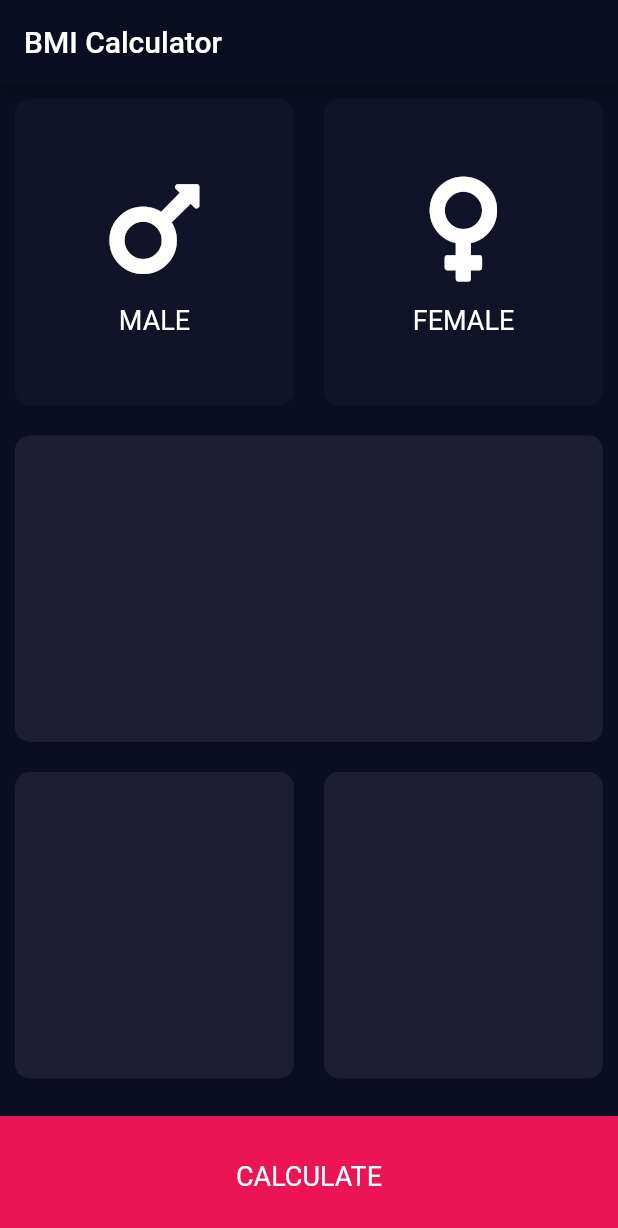
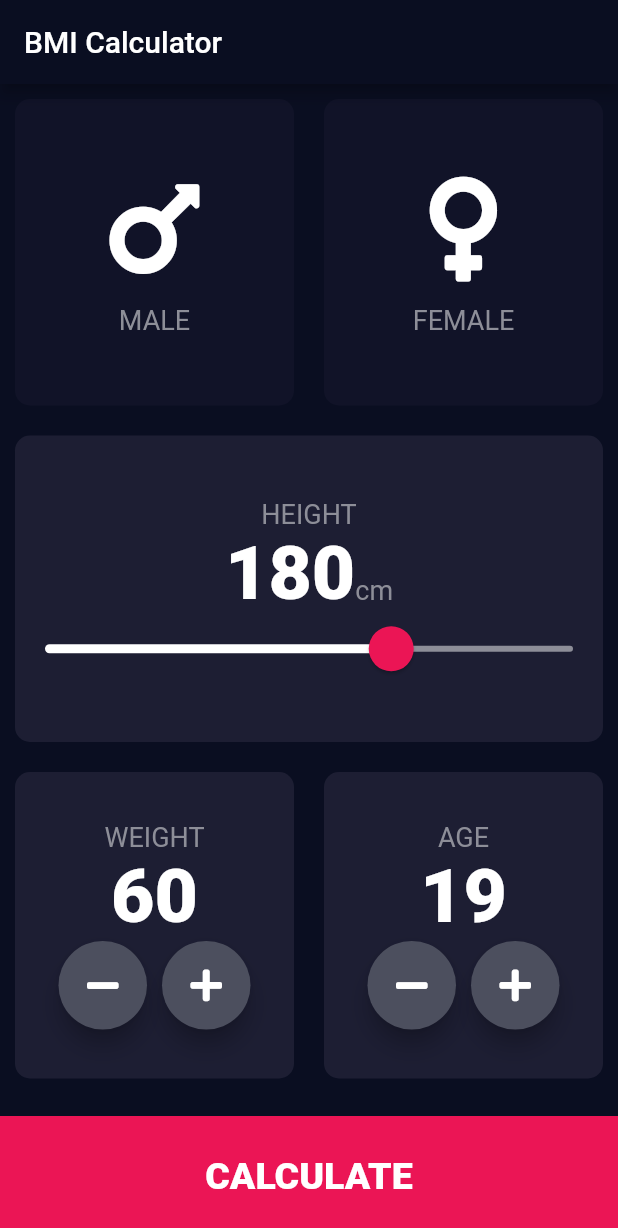
Before and after one commit to neha1903/BMICalculator-, a Flutter app: the screen it shows after launch, on a phone screen of 412 x 824 dp. Shown: the top 1228 px of the screen. Run offline on Flutter 3.47's test engine with Material 2 defaults, Android fonts, the phone set to English and light mode, and no system bars; our stand-ins replace font_awesome_flutter.

```diff
--- /dev/null
+++ b/lib/constants.dart
@@ -0,0 +1,27 @@
+import 'package:flutter/material.dart';
+
+const kButtonContainerHeight = 80.0;
+const kActiveCardColor = Color(0xFF1D1E33);
+const kInActiveCardColor = Color(0xFF111328);
+const kButtonContainerColor = Color(0xFFEB1555);
+const kUpperContainerMargin = 15.0;
+const kIconSize = 80.0;
+const kSizeBoxHeight = 10.0;
+const kAllFontSize = 18.0;
+const kMinHeight = 100.0;
+const kMaxHeight = 222.0;
+
+const kLabelTextStyle = TextStyle(
+  fontSize: kAllFontSize,
+  color: Color(0xFF8D8E98),
+);
+
+const kNumberTextStyle = TextStyle(
+  fontSize: 50.0,
+  fontWeight: FontWeight.w900,
+);
+
+const kButtonTextStyle = TextStyle(
+  fontSize: 25.0,
+  fontWeight: FontWeight.w900,
+);
--- a/lib/icon_content.dart
+++ b/lib/icon_content.dart
@@ -1,8 +1,6 @@
 import 'package:flutter/material.dart';
 
-const iconSize = 80.0;
-const sizeBoxHeight = 10.0;
-const allFontSize = 18.0;
+import 'constants.dart';
 
 class IconContent extends StatelessWidget {
   final String label;
@@ -17,15 +15,15 @@ class IconContent extends StatelessWidget {
       children: [
         Icon(
           iconData,
-          size: iconSize,
+          size: kIconSize,
         ),
         SizedBox(
-          height: sizeBoxHeight,
+          height: kSizeBoxHeight,
         ),
         Text(
           label,
-          style: TextStyle(fontSize: allFontSize),
-        )
+          style: kLabelTextStyle,
+        ),
       ],
     );
   }
--- a/lib/input_page.dart
+++ b/lib/input_page.dart
@@ -1,24 +1,28 @@
 import 'package:flutter/material.dart';
 import 'package:font_awesome_flutter/font_awesome_flutter.dart';
 
+import 'constants.dart';
 import 'icon_content.dart';
 import 'reusable_card.dart';
-
-const buttonContainerHeight = 80.0;
-const activeCardColor = Color(0xFF1D1E33);
-const inActiveCardColor = Color(0xFF111328);
-const buttonContainerColor = Color(0xFFEB1555);
-const upperContainerMargin = 15.0;
-const allFontSize = 18.0;
+import 'round_icon_button.dart';
 
 enum ContainerType {
   Gender,
   NoName,
+  Height,
+  weight,
+  age,
 }
 
 enum Gender {
   male,
   female,
+  unKnown,
+}
+
+enum ButtonType {
+  plus,
+  minus,
 }
 
 class InputPage extends StatefulWidget {
@@ -28,28 +32,10 @@ class InputPage extends StatefulWidget {
 }
 
 class _InputPageState extends State<InputPage> {
-  Color femaleCardColor = inActiveCardColor;
-  Color maleCardColor = inActiveCardColor;
-
-  void updateButtonSelection(Gender gender) {
-    setState(() {
-      if (gender == Gender.male) {
-        if (maleCardColor == activeCardColor) {
-          maleCardColor = inActiveCardColor;
-        } else {
-          maleCardColor = activeCardColor;
-          femaleCardColor = inActiveCardColor;
-        }
-      } else {
-        if (femaleCardColor == activeCardColor) {
-          femaleCardColor = inActiveCardColor;
-        } else {
-          femaleCardColor = activeCardColor;
-          maleCardColor = inActiveCardColor;
-        }
-      }
-    });
-  }
+  late Gender selectedGender = Gender.unKnown;
+  int height = 180;
+  int weight = 60;
+  int age = 19;
 
   @override
   Widget build(BuildContext context) {
@@ -69,20 +55,18 @@ class _InputPageState extends State<InputPage> {
   List<Widget> addColumn() {
     List<Widget> list = [];
     list.add(addRows(2, ContainerType.Gender));
-    list.add(addRows(1, ContainerType.NoName));
+    list.add(addRows(1, ContainerType.Height));
     list.add(addRows(2, ContainerType.NoName));
     list.add(
       Container(
-        height: buttonContainerHeight,
+        height: kButtonContainerHeight,
         width: double.infinity,
-        margin: EdgeInsets.only(top: upperContainerMargin),
-        color: buttonContainerColor,
+        margin: EdgeInsets.only(top: kUpperContainerMargin),
+        color: kButtonContainerColor,
         child: Center(
           child: Text(
             "CALCULATE",
-            style: TextStyle(
-              fontSize: allFontSize,
-            ),
+            style: kButtonTextStyle,
           ),
         ),
       ),
@@ -93,11 +77,43 @@ class _InputPageState extends State<InputPage> {
   Expanded addRows(int num, ContainerType containerType) {
     List<Widget> list = [];
     if (containerType == ContainerType.Gender) {
-      list.add(addContainer(maleCardColor, Gender.male));
-      list.add(addContainer(femaleCardColor, Gender.female));
+      list.add(
+        addContainer(
+          selectedGender == Gender.male ? kActiveCardColor : kInActiveCardColor,
+          Gender.male,
+        ),
+      );
+      list.add(
+        addContainer(
+          selectedGender == Gender.female
+              ? kActiveCardColor
+              : kInActiveCardColor,
+          Gender.female,
+        ),
+      );
+    } else if (containerType == ContainerType.Height) {
+      list.add(
+        addContainer(
+          kActiveCardColor,
+          ContainerType.Height,
+        ),
+      );
+    } else if (containerType == ContainerType.NoName) {
+      list.add(
+        addContainer(
+          kActiveCardColor,
+          ContainerType.weight,
+        ),
+      );
+      list.add(
+        addContainer(
+          kActiveCardColor,
+          ContainerType.age,
+        ),
+      );
     } else {
       for (int i = 0; i < num; i++) {
-        list.add(addContainer(activeCardColor, ContainerType.NoName));
+        list.add(addContainer(kActiveCardColor, ContainerType.NoName));
       }
     }
     return Expanded(
@@ -119,24 +135,150 @@ class _InputPageState extends State<InputPage> {
         label: "FEMALE",
         iconData: FontAwesomeIcons.venus,
       );
+    } else if (type == ContainerType.Height) {
+      iconContent = heightContainer();
+    } else if (type == ContainerType.weight) {
+      iconContent = addCustomWidgets("WEIGHT", weight, ContainerType.weight);
+    } else if (type == ContainerType.age) {
+      iconContent = addCustomWidgets("AGE", age, ContainerType.age);
     } else {
       iconContent = Container();
     }
 
     return Expanded(
-      child: GestureDetector(
-        onTap: () {
-          if (type == Gender.male) {
-            updateButtonSelection(type);
-          } else if (type == Gender.female) {
-            updateButtonSelection(type);
-          }
+      child: ReusableCard(
+        cardColor: color,
+        cardChild: iconContent,
+        onPress: () {
+          setFunctionality(type);
         },
-        child: ReusableCard(
-          cardColor: color,
-          cardChild: iconContent,
-        ),
       ),
     );
   }
+
+  void addAndMinusTheValue(ContainerType containerType, ButtonType buttonType) {
+    setState(() {
+      if (containerType == ContainerType.weight) {
+        if (buttonType == ButtonType.plus) {
+          weight++;
+        } else if (buttonType == ButtonType.minus) {
+          if (weight > 0) {
+            weight--;
+          }
+        }
+      } else if (containerType == ContainerType.age) {
+        if (buttonType == ButtonType.plus) {
+          age++;
+        } else if (buttonType == ButtonType.minus) {
+          if (age > 0) {
+            age--;
+          }
+        }
+      }
+    });
+  }
+
+  Container addCustomWidgets(
+      String label, int customVar, ContainerType containerType) {
+    return Container(
+      child: Column(
+        crossAxisAlignment: CrossAxisAlignment.center,
+        mainAxisAlignment: MainAxisAlignment.center,
+        children: [
+          Text(
+            label,
+            style: kLabelTextStyle,
+          ),
+          Text(
+            customVar.toString(),
+            style: kNumberTextStyle,
+          ),
+          Row(
+            mainAxisAlignment: MainAxisAlignment.center,
+            children: [
+              RoundIconButton(
+                icon: FontAwesomeIcons.minus,
+                onPress: () {
+                  addAndMinusTheValue(containerType, ButtonType.minus);
+                },
+              ),
+              SizedBox(
+                width: kSizeBoxHeight,
+              ),
+              RoundIconButton(
+                icon: FontAwesomeIcons.plus,
+                onPress: () {
+                  addAndMinusTheValue(containerType, ButtonType.plus);
+                },
+              ),
+            ],
+          )
+        ],
+      ),
+    );
+  }
+
+  Container heightContainer() {
+    return Container(
+      child: Column(
+        crossAxisAlignment: CrossAxisAlignment.center,
+        mainAxisAlignment: MainAxisAlignment.center,
+        children: [
+          Text(
+            "HEIGHT",
+            style: kLabelTextStyle,
+          ),
+          Row(
+            mainAxisAlignment: MainAxisAlignment.center,
+            crossAxisAlignment: CrossAxisAlignment.baseline,
+            textBaseline: TextBaseline.alphabetic,
+            children: [
+              Text(
+                height.toString(),
+                style: kNumberTextStyle,
+              ),
+              Text(
+                "cm",
+                style: kLabelTextStyle,
+              ),
+            ],
+          ),
+          SliderTheme(
+            data: SliderTheme.of(context).copyWith(
+              thumbColor: kButtonContainerColor,
+              activeTrackColor: Colors.white,
+              inactiveTrackColor: Color(0xFF8D8E98),
+              overlayColor: Color(0x29Eb1555),
+              thumbShape: RoundSliderThumbShape(
+                enabledThumbRadius: 15.0,
+              ),
+              overlayShape: RoundSliderOverlayShape(
+                overlayRadius: 20.0,
+              ),
+            ),
+            child: Slider(
+              value: height.toDouble(),
+              min: kMinHeight,
+              max: kMaxHeight,
+              onChanged: (double newValue) {
+                setState(() {
+                  height = newValue.toInt();
+                });
+              },
+            ),
+          ),
+        ],
+      ),
+    );
+  }
+
+  void setFunctionality(var type) {
+    setState(() {
+      if (type == Gender.male) {
+        selectedGender = Gender.male;
+      } else if (type == Gender.female) {
+        selectedGender = Gender.female;
+      }
+    });
+  }
 }
--- a/lib/reusable_card.dart
+++ b/lib/reusable_card.dart
@@ -3,17 +3,27 @@ import 'package:flutter/material.dart';
 class ReusableCard extends StatelessWidget {
   final Color cardColor;
   final Widget cardChild;
-  ReusableCard({required this.cardColor, required this.cardChild});
+  final Function onPress;
+  ReusableCard({
+    required this.cardColor,
+    required this.cardChild,
+    required this.onPress,
+  });
 
   @override
   Widget build(BuildContext context) {
-    return Container(
-      margin: EdgeInsets.all(10.0),
-      decoration: BoxDecoration(
-        color: cardColor,
-        borderRadius: BorderRadius.circular(10.0),
+    return GestureDetector(
+      onTap: () {
+        onPress();
+      },
+      child: Container(
+        margin: EdgeInsets.all(10.0),
+        decoration: BoxDecoration(
+          color: cardColor,
+          borderRadius: BorderRadius.circular(10.0),
+        ),
+        child: cardChild,
       ),
-      child: cardChild,
     );
   }
 }
--- /dev/null
+++ b/lib/round_icon_button.dart
@@ -0,0 +1,23 @@
+import 'package:flutter/material.dart';
+
+class RoundIconButton extends StatelessWidget {
+  final IconData icon;
+  final Function onPress;
+  RoundIconButton({required this.icon, required this.onPress});
+  @override
+  Widget build(BuildContext context) {
+    return RawMaterialButton(
+      child: Icon(icon),
+      elevation: 6.0,
+      constraints: BoxConstraints.tightFor(
+        width: 59.0,
+        height: 59.0,
+      ),
+      onPressed: () {
+        onPress();
+      },
+      shape: CircleBorder(),
+      fillColor: Color(0xFF4C4F5E),
+    );
+  }
+}
```
